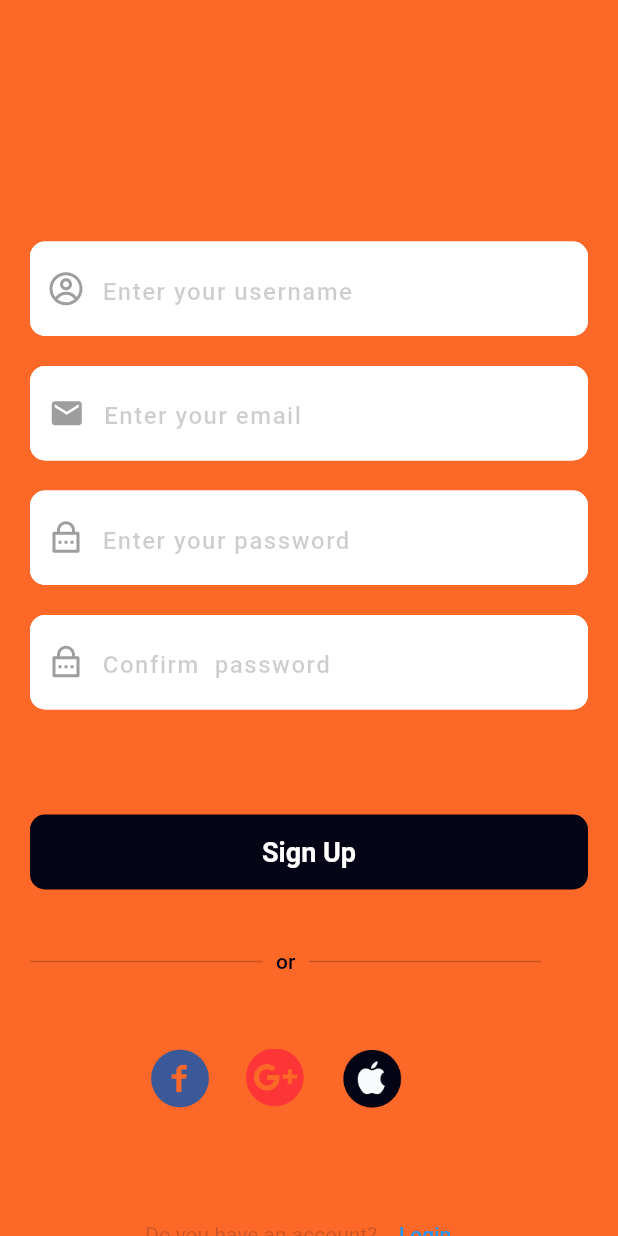
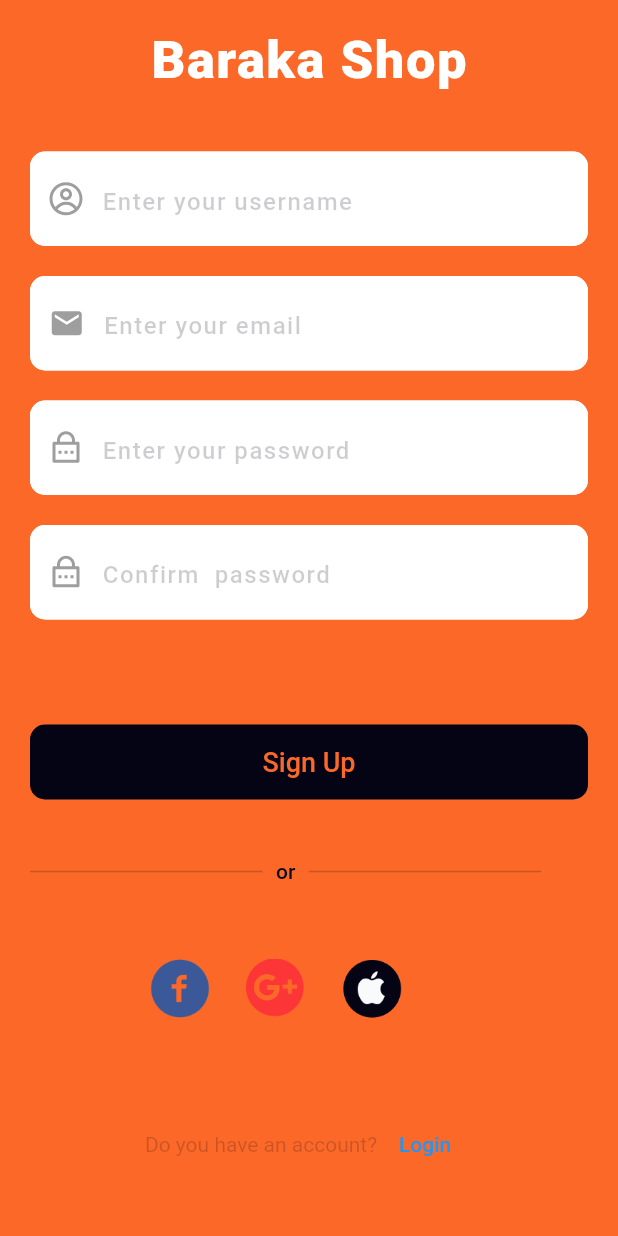
Before and after one commit to AkmaljonMOBILEdev/baraka_shop, a Flutter app: the screen it shows after launch, after a tap on "Sign Up", on a phone screen of 412 x 824 dp. Run offline on Flutter 3.47's test engine with Material 2 defaults, Android fonts, the phone set to English and light mode, and no system bars; drawn by our look-alikes of zoom_tap_animation; our stand-ins replace animate_do, firebase_auth, firebase_core, flutter_screenutil, flutter_svg; accounts and stored records are empty; network calls fail; Roboto replaces fonts that are missing (LeagueSpartan).

Commit message:
o'zgarish katta emas eski narsalar

```diff
--- a/lib/main.dart
+++ b/lib/main.dart
@@ -33,7 +33,7 @@ class MyApp extends StatelessWidget {
           return  MaterialApp(
             theme: ThemeData.dark(),
             debugShowCheckedModeBanner: false,
-            initialRoute: RouteNames.tabBox,
+            initialRoute: RouteNames.splashScreen,
             onGenerateRoute: AppRoute.generateRoute,
           );
         });
--- a/lib/ui/auth_screens/login_screen.dart
+++ b/lib/ui/auth_screens/login_screen.dart
@@ -23,8 +23,8 @@ final  VoidCallback voidCallback;
         padding:  EdgeInsets.symmetric(horizontal: 20.0.w),
         child: ListView(
           children: [
-            50.ph,
-            const  Center(child:  GlobalLogoName(),),
+            70.ph,
+              FadeInLeft(child: Center(child:  GlobalLogoName(),)),
             70.ph,
              FadeInLeft(
                child: GlobalTextField(
@@ -61,7 +61,7 @@ final  VoidCallback voidCallback;
               padding:  EdgeInsets.symmetric(horizontal: 80),
               child: OtherAuthWays(),
             ),
-            80.ph,
+            100.ph,
             Row(
               mainAxisAlignment: MainAxisAlignment.center,
               children: [
--- a/lib/ui/auth_screens/sign_up_screen.dart
+++ b/lib/ui/auth_screens/sign_up_screen.dart
@@ -25,9 +25,9 @@ class SignUpPage extends StatelessWidget {
         child: ListView(
           children: [
 
-            50.ph,
-           Center(child: GlobalLogoName(),),
-            70.ph,
+            20.ph,
+           FadeInLeft(child:const Center(child: GlobalLogoName(),)),
+            40.ph,
             FadeInRight(
               child: GlobalTextField(
                 icon: AppIcons.username,
@@ -57,7 +57,7 @@ class SignUpPage extends StatelessWidget {
                   controller: context.read<AuthProvider>().passwordController),
             ),
             20.ph,
-            FadeInRight(
+            FadeInLeft(
               child: GlobalTextField(
                   icon: AppIcons.password,
                   hintText: "Confirm  password",
--- a/lib/ui/splash_screen/splash_screen.dart
+++ b/lib/ui/splash_screen/splash_screen.dart
@@ -15,7 +15,7 @@ class SplashScreen extends StatefulWidget {
 
 class _SplashScreenState extends State<SplashScreen> {
   _init() async {
-    await Future.delayed(const Duration(seconds: 30));
+    await Future.delayed(const Duration(seconds: 2));
 
     if (context.mounted) {
       Navigator.pushReplacementNamed(
--- a/lib/ui/widget/global_button.dart
+++ b/lib/ui/widget/global_button.dart
@@ -23,12 +23,13 @@ class GlobalButton extends StatelessWidget {
         child: Center(
           child: Text(
             title,
-            style: TextStyle(
-              fontWeight: FontWeight.w600,
-              color: AppColors.white,
-              fontSize: 18.sp,
-              fontFamily: "LeagueSpartan",
-            ),
+            style:Theme.of(context).textTheme.titleLarge!.copyWith(color: AppColors.cFC6828,fontSize: 18),
+            // TextStyle(
+            //   fontWeight: FontWeight.w600,
+            //   color: AppColors.white,
+            //   fontSize: 18.sp,
+            //   fontFamily: "LeagueSpartan",
+            // ),
           ),
         ),
       ),
--- a/lib/ui/widget/global_logo_name.dart
+++ b/lib/ui/widget/global_logo_name.dart
@@ -16,7 +16,7 @@ class GlobalLogoName extends StatelessWidget {
         letterSpacing: 1.0,
           fontWeight: FontWeight.w900,
           fontSize: 35,
-          color: AppColors.cFC6828),
+          color: AppColors.white),
     );
   }
 }
```
Also changed, not shown: lib/ui/tab_box/profile/profile_screen.dart (+17 -8 lines).
